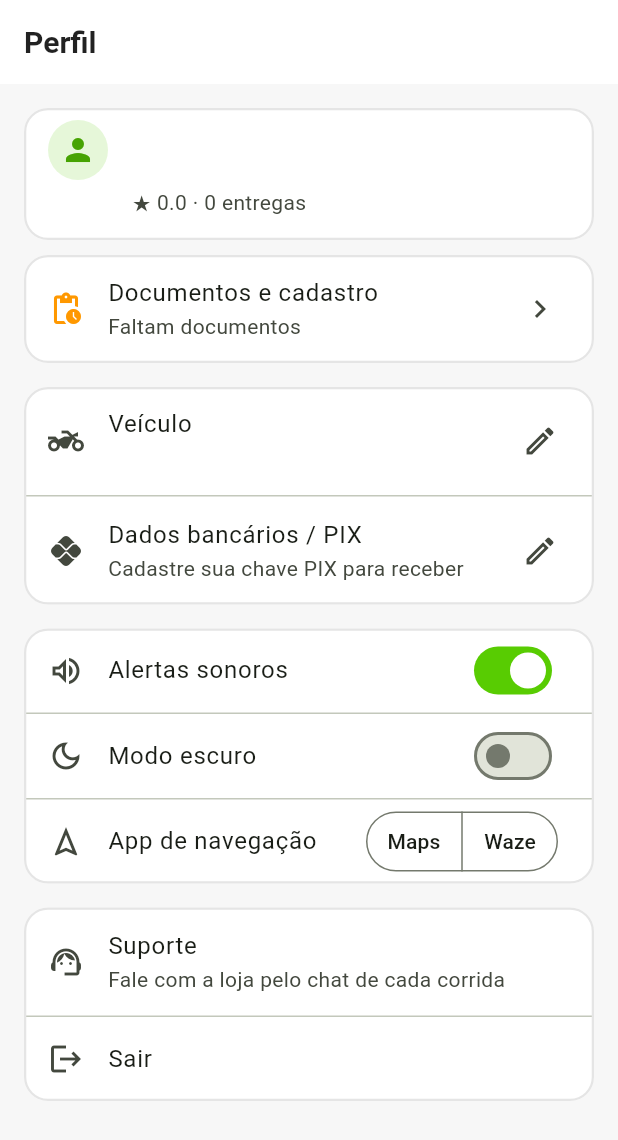
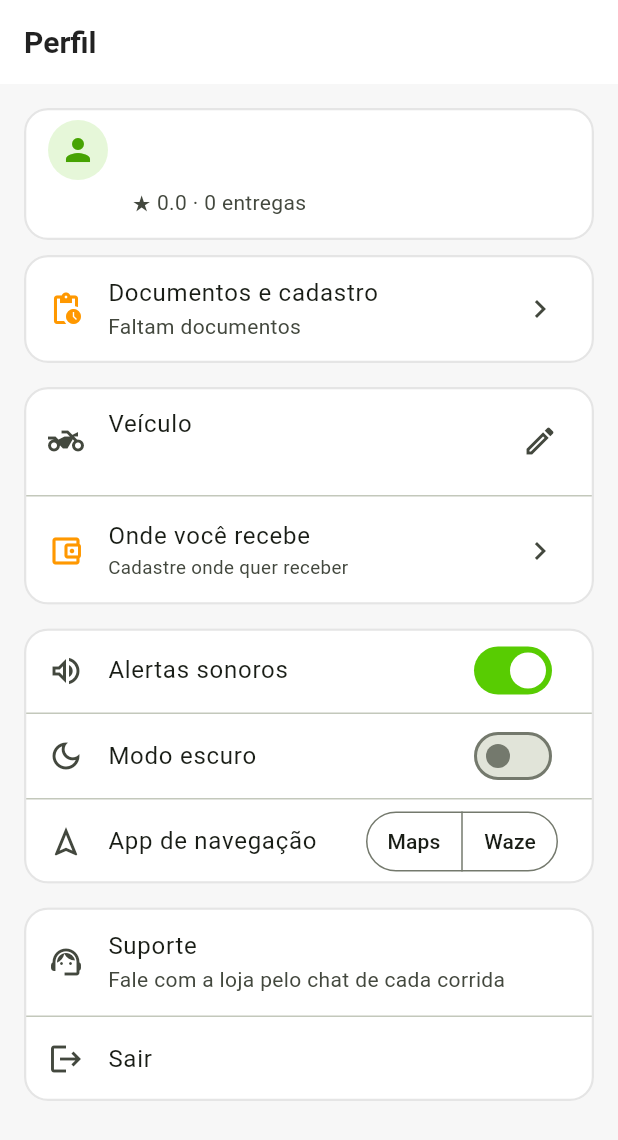
Before and after one commit to caiosilvaazeredo/nexmarket--entregador, a Flutter app: the ProfileScreen screen opened directly, on a phone screen of 412 x 824 dp. Shown: the top 1140 px of the screen. Run offline on Flutter 3.47's test engine with Material 3 defaults, Android fonts, the phone set to English and light mode, and no system bars; our stand-ins replace cloud_firestore, firebase_auth, firebase_core, firebase_storage, geolocator, image_picker; accounts and stored records are empty.

Commit message:
Cadastro de onde o entregador recebe e calendário de repasse
- Nova tela 'Onde você recebe': PIX com tipo de chave validado (CPF, CNPJ,
  e-mail, celular, aleatória) ou conta bancária completa
- BankInfo passa a guardar método, tipo de chave e dados bancários, com
  validação de CPF/CNPJ e de cada formato de chave
- A tela mostra a cadência definida pela Empresa (platformConfig/public)
  e calcula a data do próximo pagamento
- Perfil mostra um resumo da conta cadastrada

19 testes novos (validação de chave, BankInfo e cálculo de datas).

Co-Authored-By: Claude Fable 5 <noreply@anthropic.com>
Claude-Session: https://claude.ai/code/session_01M59fevaWhAftUg1BQEKFPf

```diff
--- a/lib/models.dart
+++ b/lib/models.dart
@@ -72,40 +72,110 @@ class Vehicle {
   String get label => [model, plate].where((s) => s.isNotEmpty).join(' · ');
 }
 
+/// Onde o entregador recebe os repasses (PIX ou conta bancária).
 class BankInfo {
+  final String method; // pix | bank
   final String holderName;
   final String cpf;
+  final String pixKeyType; // cpf | cnpj | email | phone | random
+  final String pixKey;
   final String bankName;
+  final String bankCode;
   final String agency;
   final String account;
-  final String pixKey;
+  final String accountType; // checking | savings
 
   BankInfo({
+    this.method = 'pix',
     this.holderName = '',
     this.cpf = '',
+    this.pixKeyType = 'cpf',
+    this.pixKey = '',
     this.bankName = '',
+    this.bankCode = '',
     this.agency = '',
     this.account = '',
-    this.pixKey = '',
+    this.accountType = 'checking',
   });
 
   factory BankInfo.fromMap(Map<String, dynamic> m) => BankInfo(
+        method: _s(m['method'], 'pix'),
         holderName: _s(m['holderName']),
         cpf: _s(m['cpf']),
+        pixKeyType: _s(m['pixKeyType'], 'cpf'),
+        pixKey: _s(m['pixKey']),
         bankName: _s(m['bankName']),
+        bankCode: _s(m['bankCode']),
         agency: _s(m['agency']),
         account: _s(m['account']),
-        pixKey: _s(m['pixKey']),
+        accountType: _s(m['accountType'], 'checking'),
       );
 
   Map<String, dynamic> toMap() => {
+        'method': method,
         'holderName': holderName,
         'cpf': cpf,
+        'pixKeyType': pixKeyType,
+        'pixKey': pixKey,
         'bankName': bankName,
+        'bankCode': bankCode,
         'agency': agency,
         'account': account,
-        'pixKey': pixKey,
+        'accountType': accountType,
       };
+
+  bool get usesPix => method != 'bank';
+
+  /// Preenchida o suficiente para receber.
+  bool get isComplete {
+    if (holderName.trim().isEmpty) return false;
+    return usesPix
+        ? pixKey.trim().isNotEmpty
+        : bankName.trim().isNotEmpty &&
+            agency.trim().isNotEmpty &&
+            account.trim().isNotEmpty;
+  }
+
+  /// Resumo para a tela ("PIX · CPF: 529.982.247-25").
+  String get summary {
+    if (!isComplete) return 'Cadastre onde quer receber';
+    if (usesPix) {
+      const labels = {
+        'cpf': 'CPF',
+        'cnpj': 'CNPJ',
+        'email': 'E-mail',
+        'phone': 'Celular',
+        'random': 'Chave aleatória',
+      };
+      return 'PIX · ${labels[pixKeyType] ?? 'Chave'}: $pixKey';
+    }
+    return '$bankName · Ag. $agency · Conta $account';
+  }
+
+  BankInfo copyWith({
+    String? method,
+    String? holderName,
+    String? cpf,
+    String? pixKeyType,
+    String? pixKey,
+    String? bankName,
+    String? bankCode,
+    String? agency,
+    String? account,
+    String? accountType,
+  }) =>
+      BankInfo(
+        method: method ?? this.method,
+        holderName: holderName ?? this.holderName,
+        cpf: cpf ?? this.cpf,
+        pixKeyType: pixKeyType ?? this.pixKeyType,
+        pixKey: pixKey ?? this.pixKey,
+        bankName: bankName ?? this.bankName,
+        bankCode: bankCode ?? this.bankCode,
+        agency: agency ?? this.agency,
+        account: account ?? this.account,
+        accountType: accountType ?? this.accountType,
+      );
 }
 
 class DriverPreferences {
--- a/lib/screens/profile_screen.dart
+++ b/lib/screens/profile_screen.dart
@@ -7,6 +7,7 @@ import '../state/driver_state.dart';
 import '../theme.dart';
 import 'chat_screen.dart';
 import 'documents_screen.dart';
+import 'payout_account_screen.dart';
 
 /// Perfil: dados pessoais, veículo, dados bancários e preferências.
 class ProfileScreen extends StatelessWidget {
@@ -84,13 +85,14 @@ class ProfileScreen extends StatelessWidget {
                 ),
                 const Divider(height: 1),
                 ListTile(
-                  leading: const Icon(Icons.pix),
-                  title: const Text('Dados bancários / PIX'),
-                  subtitle: Text(driver.bank.pixKey.isEmpty
-                      ? 'Cadastre sua chave PIX para receber'
-                      : 'PIX: ${driver.bank.pixKey}'),
-                  trailing: const Icon(Icons.edit_outlined),
-                  onTap: () => _editBank(context, driver),
+                  leading: Icon(Icons.account_balance_wallet_outlined,
+                      color: driver.bank.isComplete ? kGreenDark : Colors.orange),
+                  title: const Text('Onde você recebe'),
+                  subtitle: Text(driver.bank.summary,
+                      style: const TextStyle(fontSize: 12.5)),
+                  trailing: const Icon(Icons.chevron_right),
+                  onTap: () => Navigator.of(context).push(MaterialPageRoute(
+                      builder: (_) => const PayoutAccountScreen())),
                 ),
               ],
             ),
@@ -242,64 +244,4 @@ class ProfileScreen extends StatelessWidget {
     }
   }
 
-  Future<void> _editBank(BuildContext context, DriverProfile driver) async {
-    final holder = TextEditingController(text: driver.bank.holderName);
-    final cpf = TextEditingController(text: driver.bank.cpf);
-    final pix = TextEditingController(text: driver.bank.pixKey);
-
-    final ok = await showModalBottomSheet<bool>(
-      context: context,
-      isScrollControlled: true,
-      showDragHandle: true,
-      builder: (ctx) => Padding(
-        padding: EdgeInsets.only(
-            left: 20,
-            right: 20,
-            bottom: MediaQuery.of(ctx).viewInsets.bottom + 20),
-        child: Column(
-          mainAxisSize: MainAxisSize.min,
-          crossAxisAlignment: CrossAxisAlignment.start,
-          children: [
-            const Text('Dados bancários',
-                style: TextStyle(fontSize: 18, fontWeight: FontWeight.w900)),
-            const SizedBox(height: 12),
-            TextField(
-                controller: holder,
-                decoration:
-                    const InputDecoration(labelText: 'Nome do titular')),
-            const SizedBox(height: 8),
-            TextField(
-                controller: cpf,
-                keyboardType: TextInputType.number,
-                decoration: const InputDecoration(labelText: 'CPF')),
-            const SizedBox(height: 8),
-            TextField(
-                controller: pix,
-                decoration: const InputDecoration(labelText: 'Chave PIX')),
-            const SizedBox(height: 16),
-            FilledButton(
-                onPressed: () => Navigator.pop(ctx, true),
-                child: const Text('Salvar')),
-            const SizedBox(height: 8),
-          ],
-        ),
-      ),
-    );
-
-    if (ok == true && context.mounted) {
-      final uid = context.read<DriverState>().user?.uid;
-      if (uid != null) {
-        await DriversRepo.update(uid, {
-          'bank': BankInfo(
-            holderName: holder.text.trim(),
-            cpf: cpf.text.trim(),
-            pixKey: pix.text.trim(),
-            bankName: driver.bank.bankName,
-            agency: driver.bank.agency,
-            account: driver.bank.account,
-          ).toMap(),
-        });
-      }
-    }
-  }
 }
```
Also changed, not shown: lib/screens/payout_account_screen.dart (added, +284 -0 lines), lib/services/payout_account.dart (added, +169 -0 lines), 2 other files.
